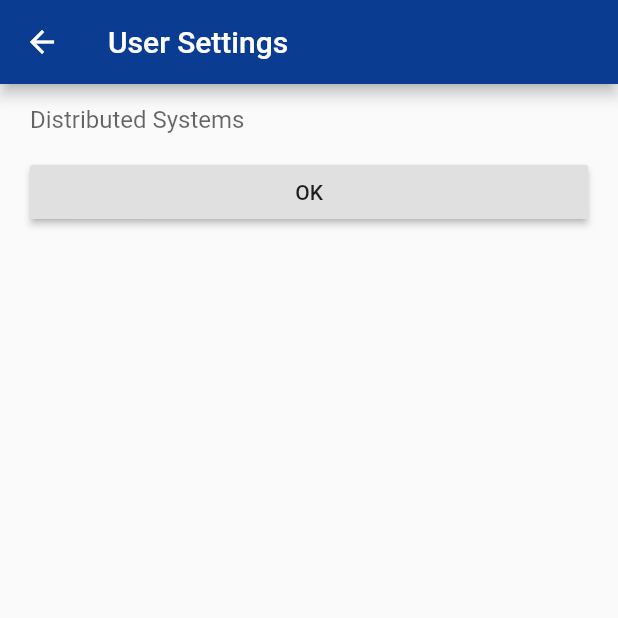
After one commit to umr-ds/bluera, a Flutter app: the UserSettingsScreen screen opened directly, on a phone screen of 412 x 824 dp, the top half of it. The commit adds this screen. Run offline on Flutter 3.47's test engine with Material 2 defaults, Android fonts, the phone set to English and light mode, and no system bars.

Commit message:
Add settings screens for users, bluetooth and lora

```diff
--- a/lib/data/User.dart
+++ b/lib/data/User.dart
@@ -1,6 +1,6 @@
 class User {
   User(this.name, this.isLocalUser);
 
-  final String name;
+  String name;
   final bool isLocalUser;
 }
--- /dev/null
+++ b/lib/screens/UserSettings.dart
@@ -0,0 +1,44 @@
+import 'package:flutter/material.dart';
+import 'package:flutter/cupertino.dart';
+import 'package:Bluera/data/MockData.dart';
+
+class UserSettingsScreen extends StatelessWidget {
+  final TextEditingController _userNameController = new TextEditingController();
+
+  @override
+  Widget build(BuildContext context) {
+    return new Scaffold(
+      appBar: new AppBar(
+        title: new Text("User Settings"),
+        backgroundColor: Color(0xFF0A3D91),
+        elevation: Theme.of(context).platform == TargetPlatform.iOS ? 0.0 : 4.0,
+      ),
+      body: new Padding(
+          child: new Column(
+            children: <Widget>[
+              new TextField(
+                controller: _userNameController,
+                decoration: InputDecoration(
+                  border: InputBorder.none,
+                  hintText: localUser.name
+                ),
+              ),
+              new Row(
+                children: <Widget>[
+                  new Expanded(
+                    child: new RaisedButton(
+                      onPressed: () {
+                        localUser.name = _userNameController.text;
+                        Navigator.pop(context);
+                      },
+                    child: new Text("OK"),
+                  ))
+                ],
+              )
+            ],
+          ),
+          padding: const EdgeInsets.symmetric(horizontal: 20.0),
+        )
+      );
+  }
+}
```
Also changed, not shown: lib/screens/BluetoothSettings.dart (added, +17 -0 lines), lib/screens/Home.dart (+52 -3 lines), lib/screens/LoraSettings.dart (added, +17 -0 lines).
